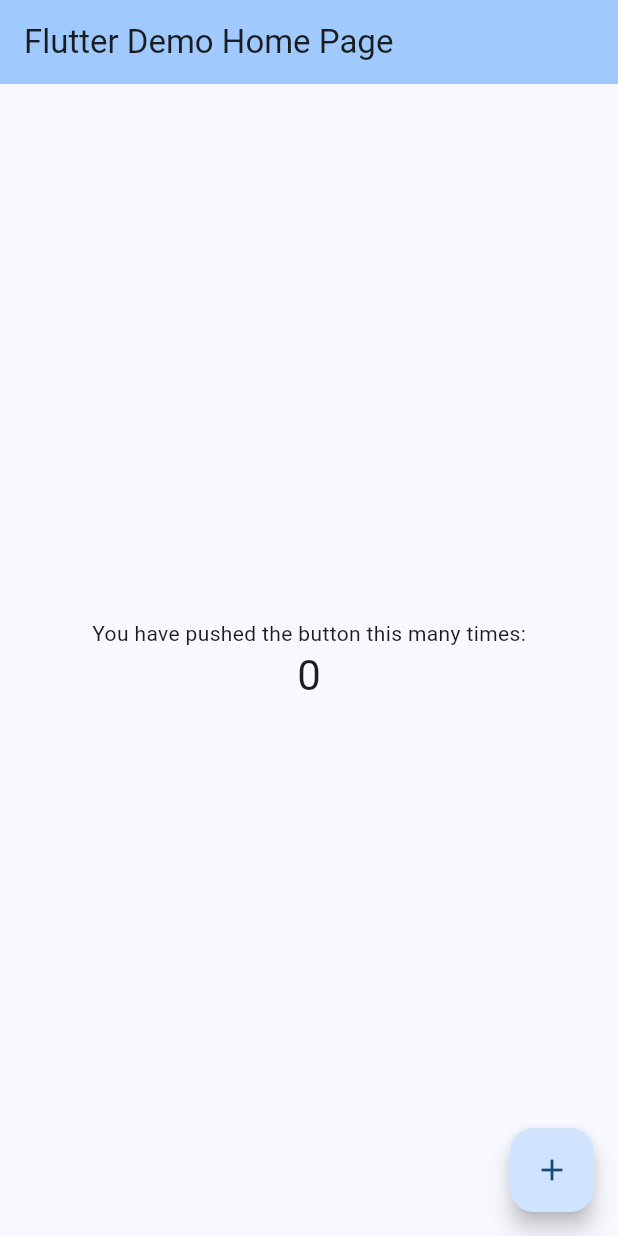
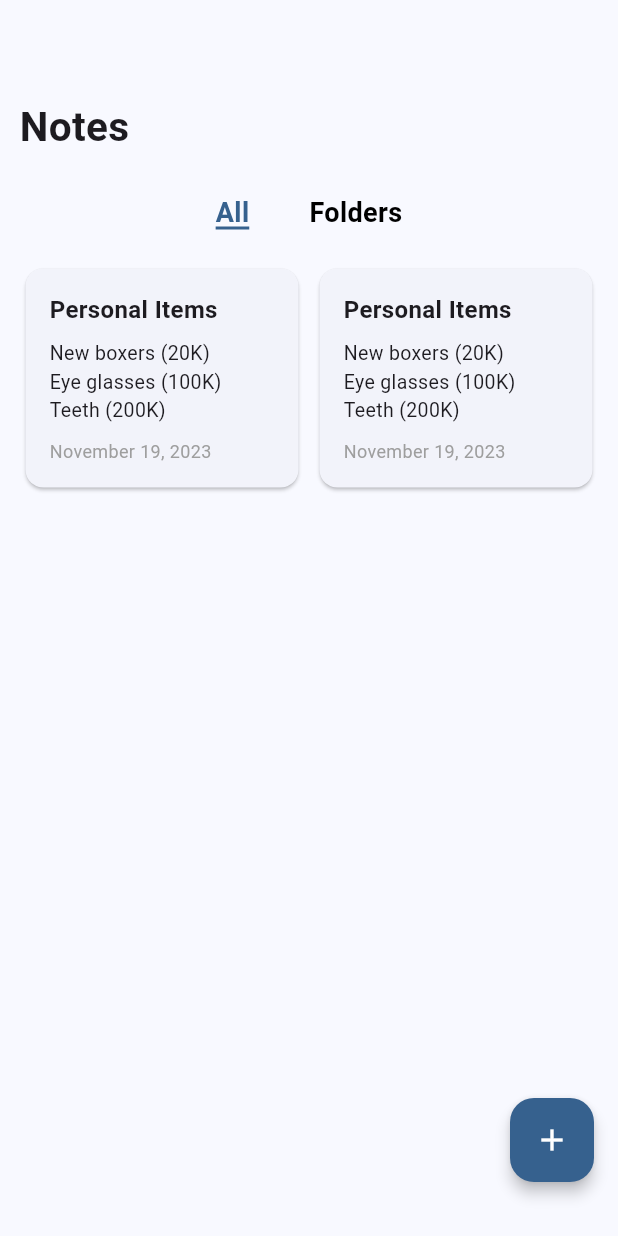
Before and after one commit to abramaleko/notecraft, a Flutter app: the screen it shows after launch, on a phone screen of 412 x 824 dp. Run offline on Flutter 3.47's test engine with Material 3 defaults, Android fonts, the light colour scheme and no system bars; our stand-ins replace google_fonts.

Commit message:
Implemented skeleton ui for the notes page

```diff
--- a/lib/main.dart
+++ b/lib/main.dart
@@ -1,4 +1,6 @@
 import 'package:flutter/material.dart';
+import 'package:google_fonts/google_fonts.dart';
+import 'package:notecraft/views/notes.dart';
 
 void main() {
   runApp(const MyApp());
@@ -30,8 +32,10 @@ class MyApp extends StatelessWidget {
         // tested with just a hot reload.
         colorScheme: ColorScheme.fromSeed(seedColor: Colors.blue),
         useMaterial3: true,
+        textTheme: GoogleFonts.robotoTextTheme()
       ),
-      home: const MyHomePage(title: 'Flutter Demo Home Page'),
+      home: Notes(),
+      debugShowCheckedModeBanner: false,
     );
   }
 }
--- /dev/null
+++ b/lib/views/notes.dart
@@ -0,0 +1,137 @@
+import 'package:flutter/material.dart';
+import 'package:notecraft/widgets/notes_cards.dart';
+import 'package:notecraft/widgets/notes_folder.dart';
+
+class Notes extends StatefulWidget {
+  const Notes({super.key});
+
+  @override
+  State<Notes> createState() => _NotesState();
+}
+
+class _NotesState extends State<Notes> {
+  int _selectedIndex = 1;
+
+  @override
+  Widget build(BuildContext context) {
+    return Scaffold(
+        floatingActionButton: Padding(
+          padding: const EdgeInsets.only(bottom: 20.0),
+          child: FloatingActionButton(
+            elevation: 4.0,
+            onPressed: () {},
+            backgroundColor: Theme.of(context).colorScheme.primary,
+            child: Icon(
+              Icons.add,
+              color: Colors.white,
+            ),
+          ),
+        ),
+        body: Padding(
+          padding: EdgeInsets.fromLTRB(13, 65, 13, 5),
+          child: Column(
+            crossAxisAlignment: CrossAxisAlignment.start,
+            children: [
+              Text(
+                'Notes',
+                style: TextStyle(fontSize: 27, fontWeight: FontWeight.w700),
+              ),
+              SizedBox(
+                height: 25,
+              ),
+              Row(
+                mainAxisAlignment: MainAxisAlignment.center,
+                children: [
+                  GestureDetector(
+                    onTap: () {
+                      setState(() {
+                        _selectedIndex = 1;
+                      });
+                    },
+                    child: Stack(
+                      children: [
+                        Text(
+                          "All",
+                          style: TextStyle(
+                            color: _selectedIndex == 1
+                                ? Theme.of(context).colorScheme.primary
+                                : Colors.black,
+                            fontSize: 18.0,
+                            fontWeight: FontWeight.bold,
+                          ),
+                        ),
+                        if (_selectedIndex == 1)
+                          Positioned(
+                            bottom: 0.0, // Adjust as needed
+                            left: 0.0,
+                            right: 0.0,
+                            top: 20,
+                            child: Divider(
+                              thickness: 2.0,
+                              color: Theme.of(context).colorScheme.primary,
+                            ),
+                          ),
+                      ],
+                    ),
+                  ),
+                  SizedBox(
+                    width: 40,
+                  ),
+                  GestureDetector(
+                    onTap: () {
+                      setState(() {
+                        _selectedIndex = 2;
+                      });
+                    },
+                    child: Stack(
+                      children: [
+                        Text(
+                          "Folders",
+                          style: TextStyle(
+                            color: _selectedIndex == 2
+                                ? Theme.of(context).colorScheme.primary
+                                : Colors.black,
+                            fontSize: 18.0,
+                            fontWeight: FontWeight.bold,
+                          ),
+                        ),
+                        if (_selectedIndex == 2)
+                          Positioned(
+                            bottom: 0.0, // Adjust as needed
+                            left: 0.0,
+                            right: 0.0,
+                            top: 20,
+                            child: Divider(
+                              thickness: 2.0,
+                              color: Theme.of(context).colorScheme.primary,
+                            ),
+                          ),
+                      ],
+                    ),
+                  ),
+                ],
+              ),
+              SizedBox(
+                height: 20,
+              ),
+              if (_selectedIndex == 1)
+                Row(
+                  mainAxisAlignment: MainAxisAlignment.spaceBetween,
+                  children: [
+                    NotesCard(),
+                    NotesCard(),
+                  ],
+                ),
+              if (_selectedIndex == 2)
+                Row(
+                  mainAxisAlignment: MainAxisAlignment.spaceBetween,
+                  children: [
+                    NotesFolder(),
+                    NotesFolder(),
+                  ],
+                )
+            ],
+          ),
+        ));
+  }
+}
--- /dev/null
+++ b/lib/widgets/notes_cards.dart
@@ -0,0 +1,45 @@
+import 'package:flutter/material.dart';
+
+Widget NotesCard() {
+  return Flexible(
+    child: Container(
+      width: 190,
+      child: const Card(
+        child: Padding(
+          padding: EdgeInsets.all(16.0),
+          child: Column(
+            crossAxisAlignment: CrossAxisAlignment.start,
+            children: [
+              // Title text
+              Text(
+                "Personal Items",
+                style: TextStyle(
+                  fontSize: 16.0,
+                  fontWeight: FontWeight.bold,
+                ),
+              ),
+              SizedBox(height: 8.0), // Add spacing between title and content
+
+              // Content text
+              Text(
+                "New boxers (20K) \nEye glasses (100K) \nTeeth (200K)",
+                style: TextStyle(
+                  fontSize: 13.0,
+                ),
+              ),
+              SizedBox(
+                  height: 9.0), // Add spacing between content and date/time
+              Text(
+                "November 19, 2023",
+                style: TextStyle(
+                  fontSize: 12.0,
+                  color: Colors.grey,
+                ),
+              )
+            ],
+          ),
+        ),
+      ),
+    ),
+  );
+}
--- /dev/null
+++ b/lib/widgets/notes_folder.dart
@@ -0,0 +1,24 @@
+import 'package:flutter/material.dart';
+
+Widget NotesFolder() {
+  return Expanded(
+    child: Card(
+      child: Padding(
+        padding: EdgeInsets.all(8.0),
+        child: Column(
+          children: [
+            Icon(
+              Icons.folder,
+              size: 90,
+              color: Colors.orange.shade400,
+            ),
+            Text(
+              'All',
+              style: TextStyle(fontSize: 14, fontWeight: FontWeight.w600),
+            ),
+          ],
+        ),
+      ),
+    ),
+  );
+}
```
Also changed, not shown: pubspec.yaml (+4 -12 lines), pubspec.lock, 7 other files.
